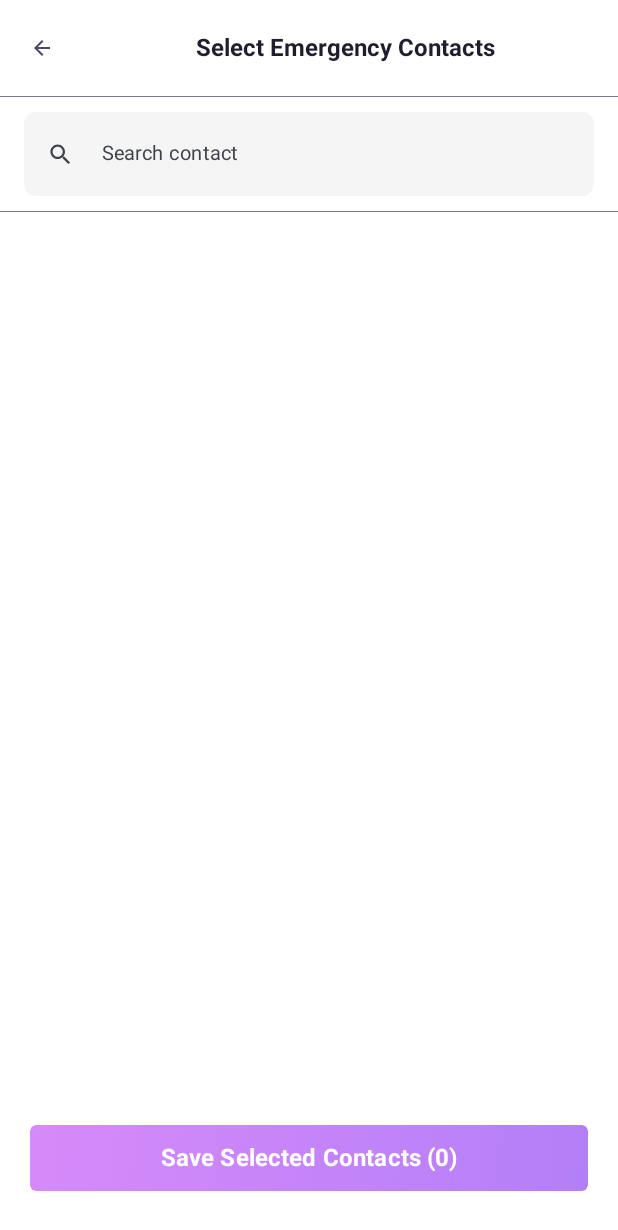
After one commit to ytsaxena/Suraksha-App-, an Android app built with Jetpack Compose: the composable SelectContactScreen called with empty values, on a phone screen of 412 x 824 dp. The commit adds this screen. Shown: the top 1230 px of the screen. Run offline under Robolectric (Android 15) with nearby library versions, the phone set to English and light mode, and no system bars; 7 statements that could not run were skipped.

Commit message:
add select contact screen

```diff
--- /dev/null
+++ b/app/src/main/java/com/suraksha/app/presentation/sos/SelectContactScreen.kt
@@ -0,0 +1,248 @@
+package com.suraksha.app.presentation.sos
+
+import androidx.compose.foundation.background
+import androidx.compose.foundation.clickable
+import androidx.compose.foundation.layout.Arrangement
+import androidx.compose.foundation.layout.Box
+import androidx.compose.foundation.layout.Column
+import androidx.compose.foundation.layout.PaddingValues
+import androidx.compose.foundation.layout.Row
+import androidx.compose.foundation.layout.Spacer
+import androidx.compose.foundation.layout.WindowInsets
+import androidx.compose.foundation.layout.asPaddingValues
+import androidx.compose.foundation.layout.fillMaxSize
+import androidx.compose.foundation.layout.fillMaxWidth
+import androidx.compose.foundation.layout.heightIn
+import androidx.compose.foundation.layout.navigationBars
+import androidx.compose.foundation.layout.offset
+import androidx.compose.foundation.layout.padding
+import androidx.compose.foundation.layout.size
+import androidx.compose.foundation.layout.width
+import androidx.compose.foundation.lazy.LazyColumn
+import androidx.compose.foundation.shape.CircleShape
+import androidx.compose.foundation.shape.RoundedCornerShape
+import androidx.compose.material.icons.Icons
+import androidx.compose.material.icons.automirrored.filled.ArrowBack
+import androidx.compose.material.icons.filled.Add
+import androidx.compose.material.icons.filled.ArrowBack
+import androidx.compose.material.icons.filled.CheckCircle
+import androidx.compose.material.icons.filled.Search
+import androidx.compose.material3.Button
+import androidx.compose.material3.ButtonDefaults
+import androidx.compose.material3.CenterAlignedTopAppBar
+import androidx.compose.material3.Divider
+import androidx.compose.material3.ExperimentalMaterial3Api
+import androidx.compose.material3.Icon
+import androidx.compose.material3.IconButton
+import androidx.compose.material3.LocalTextStyle
+import androidx.compose.material3.OutlinedTextField
+import androidx.compose.material3.Scaffold
+import androidx.compose.material3.Text
+import androidx.compose.material3.TextFieldDefaults
+import androidx.compose.material3.TopAppBar
+import androidx.compose.material3.TopAppBarDefaults
+import androidx.compose.runtime.Composable
+import androidx.compose.runtime.getValue
+import androidx.compose.runtime.mutableStateOf
+import androidx.compose.runtime.remember
+import androidx.compose.runtime.setValue
+import androidx.compose.ui.Alignment
+import androidx.compose.ui.Modifier
+import androidx.compose.ui.graphics.Brush
+import androidx.compose.ui.graphics.Color
+import androidx.compose.ui.res.stringResource
+import androidx.compose.ui.text.font.FontWeight
+import androidx.compose.ui.text.input.KeyboardType.Companion.Text
+import androidx.compose.ui.text.style.TextAlign
+import androidx.compose.ui.tooling.preview.Preview
+import androidx.compose.ui.unit.dp
+import androidx.compose.ui.unit.sp
+import androidx.navigation.NavController
+import androidx.navigation.compose.rememberNavController
+import com.suraksha.app.R
+import com.suraksha.app.domain.model.Contact
+import com.suraksha.app.presentation.sos.components.ContactCard
+import com.suraksha.app.presentation.theme.White
+import com.suraksha.app.presentation.theme.buttonColorEnd
+import com.suraksha.app.presentation.theme.buttonColorStart
+import com.suraksha.app.presentation.theme.colorGrayBold
+import com.suraksha.app.presentation.theme.colorGrayLight
+import com.suraksha.app.presentation.theme.grayColor
+
+@OptIn(ExperimentalMaterial3Api::class)
+@Composable
+fun SelectContactScreen(
+    modifier: Modifier = Modifier,
+    contacts: List<Contact>,
+    onSelectContactClicked: () -> Unit = {},
+    onBackClicked: () -> Unit = {}
+) {
+    var selectedContacts by remember { mutableStateOf(setOf<Int>()) }
+    var searchQuery by remember { mutableStateOf("") }
+
+    Scaffold(
+        topBar = {
+            CenterAlignedTopAppBar(
+                title = {
+                    Box(
+                        modifier = Modifier.fillMaxWidth(),
+                        contentAlignment = Alignment.Center
+                    ) {
+                        Text(
+                            text = stringResource(R.string.select_emergency_contact),
+                            fontWeight = FontWeight.Bold,
+                            fontSize = 16.sp,
+                            color = colorGrayBold
+                        )
+                    }
+                },
+                navigationIcon = {
+                    IconButton(onClick = { onBackClicked() }) {
+                        Icon(
+                            imageVector = Icons.Default.ArrowBack,
+                            contentDescription = "Back",
+                            modifier = Modifier.size(16.dp),
+                            tint = colorGrayLight
+                        )
+                    }
+                },
+                colors = TopAppBarDefaults.topAppBarColors(
+                    containerColor = Color.White,
+                    titleContentColor = Color.Black
+                )
+            )
+        },
+        bottomBar = {
+        }
+    ) { padding ->
+        Column(
+            modifier = Modifier
+                .padding(padding)
+                .background(Color.White)
+                .padding(bottom = WindowInsets.navigationBars
+                    .asPaddingValues()
+                    .calculateBottomPadding() + 20.dp)
+        ) {
+            Divider(Modifier.fillMaxWidth().padding(bottom = 8.dp), color = grayColor, thickness = 0.4.dp)
+            OutlinedTextField(
+                value = searchQuery,
+                onValueChange = { searchQuery = it },
+                leadingIcon = {
+                    Icon(
+                        imageVector = Icons.Default.Search,
+                        contentDescription = "Search",
+                        modifier = Modifier.size(18.dp)
+                    )
+                },
+                placeholder = {
+                    Text(
+                        "Search contact",
+                        fontSize = 13.sp,
+                        color = grayColor
+                    )
+                },
+                textStyle = LocalTextStyle.current.copy(
+                    fontSize = 13.sp
+                ),
+                modifier = Modifier
+                    .fillMaxWidth()
+                    .padding(horizontal = 16.dp, vertical = 2.dp)
+                    .heightIn(min = 30.dp),
+                shape = RoundedCornerShape(8.dp),
+                colors = TextFieldDefaults.colors(
+                    focusedContainerColor = Color(0xFFF5F5F5),
+                    unfocusedContainerColor = Color(0xFFF5F5F5),
+                    focusedIndicatorColor = Color.Transparent,
+                    unfocusedIndicatorColor = Color.Transparent,
+                    unfocusedTextColor = grayColor,
+                    unfocusedLeadingIconColor = grayColor
+                )
+            )
+            Divider(Modifier.fillMaxWidth().padding(top = 8.dp), color = grayColor, thickness = 0.4.dp)
+            LazyColumn(
+                modifier = Modifier
+                    .weight(1f)
+                    .padding(horizontal = 8.dp)
+            ) {
+                items(contacts.size) { index ->
+                    val (name, phone) = contacts[index]
+                    val isSelected = index in selectedContacts
+
+                    ContactCard(
+                        name = name,
+                        phoneNumber = phone,
+                        isSelected = isSelected,
+                        onSelectChange = { selected ->
+                            selectedContacts =
+                                if (selected) selectedContacts + index
+                                else selectedContacts - index
+                        },
+                        modifier = Modifier
+                            .fillMaxWidth()
+                    )
+                }
+            }
+            Button(
+                modifier = Modifier
+                    .padding(
+                        start = 20.dp,
+                        end = 20.dp,
+                        bottom = 8.dp
+                    )
+                    .fillMaxWidth(),
+                onClick = { onSelectContactClicked() },
+                elevation = null,
+                colors = ButtonDefaults.buttonColors(
+                    containerColor = Color.Transparent,
+                    contentColor = Color.Transparent,
+                    disabledContainerColor = Color.Transparent,
+                    disabledContentColor = Color.Transparent
+                ),
+                contentPadding = PaddingValues(0.dp),
+                shape = RoundedCornerShape(4.dp)
+            ) {
+                Box(
+                    modifier = Modifier
+                        .background(
+                            brush = Brush.linearGradient(
+                                colors = listOf(
+                                    buttonColorStart,
+                                    buttonColorEnd
+                                )
+                            ),
+                            shape = RoundedCornerShape(4.dp)
+                        )
+                        .fillMaxWidth()
+                        .padding(vertical = 12.dp),
+                    contentAlignment = Alignment.Center
+                ) {
+                    Text(
+                        text = "Save Selected Contacts (${selectedContacts.size})",
+                        fontWeight = FontWeight.Bold,
+                        fontSize = 16.sp,
+                        color = White,
+                        textAlign = TextAlign.Center
+                    )
+                }
+            }
+        }
+    }
+}
+
+@Preview(showBackground = true)
+@Composable
+private fun SelectContactScreenPreview() {
+    val contacts = List(8) { index ->
+        Contact(
+            name = "Aditi Sharma",
+            phoneNumber = "+91 000000000$index"
+        )
+    }
+
+    Box(modifier = Modifier.background(Color.White)) {
+        SelectContactScreen(
+            contacts = contacts,
+            onSelectContactClicked = {}
+        )
+    }
+}
```
Also changed, not shown: app/src/main/java/com/suraksha/app/presentation/sos/SOSScreen.kt (+46 -6 lines), app/src/main/java/com/suraksha/app/presentation/sos/SOSScreenVM.kt (added, +32 -0 lines), app/src/main/java/com/suraksha/app/presentation/sos/components/ContactCard.kt (added, +96 -0 lines).
